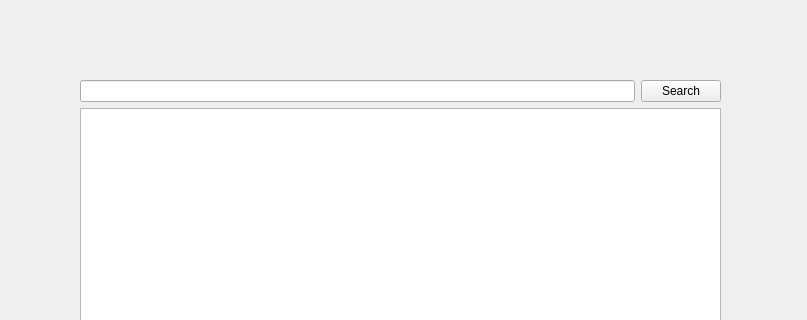
Qt form src/app/ui/main_window.ui (TIS2023-FMFI/pracovne-instrukcie) before a commit; both pictures show x 220 to 1027 and y 0 to 320 of the 1027 by 604 pixel window.
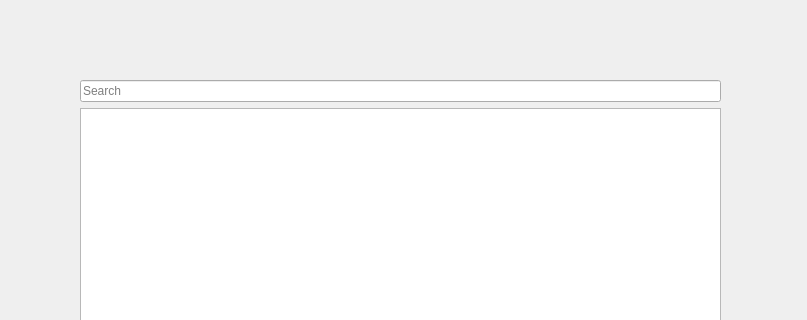
The same form after that commit. Icons and pictures are not drawn.

Commit message: change search bar to search on change (no button), remove search keyword after log out

```diff
--- a/src/app/ui/main_window.ui
+++ b/src/app/ui/main_window.ui
@@ -144,14 +144,7 @@
                                         <property name="styleSheet">
                                             <string notr="true"/>
                                         </property>
-                                    </widget>
-                                </item>
-                                <item>
-                                    <widget class="QPushButton" name="search_button">
-                                        <property name="styleSheet">
-                                            <string notr="true"/>
-                                        </property>
-                                        <property name="text">
+                                        <property name="placeholderText">
                                             <string>Search</string>
                                         </property>
                                     </widget>
```
Left out of the diff: 2 changed lines with no effect on the pictures. The commit also changes 1 other file.
